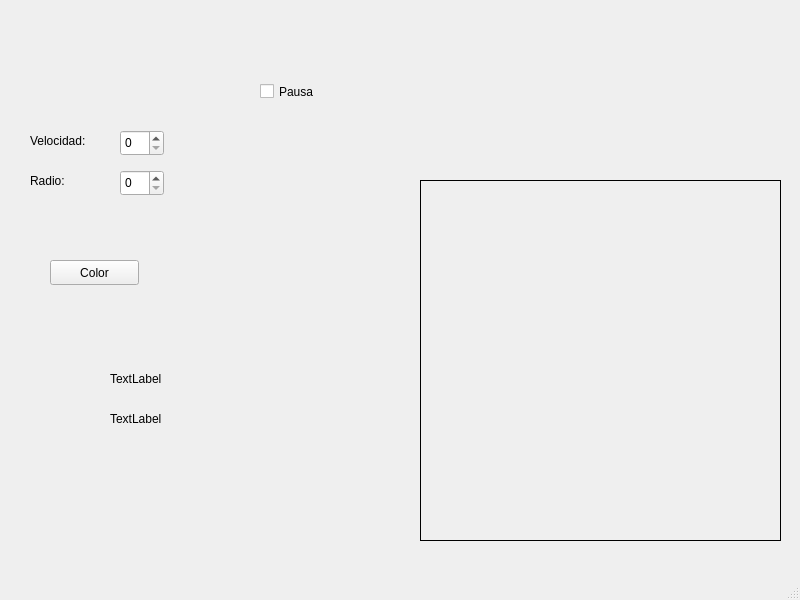
The window that task4/pl4/MainWindow.ui (OgLocGreen/implementacion_de_sistemas_de_controll) describes before a commit, drawn with Qt 5.
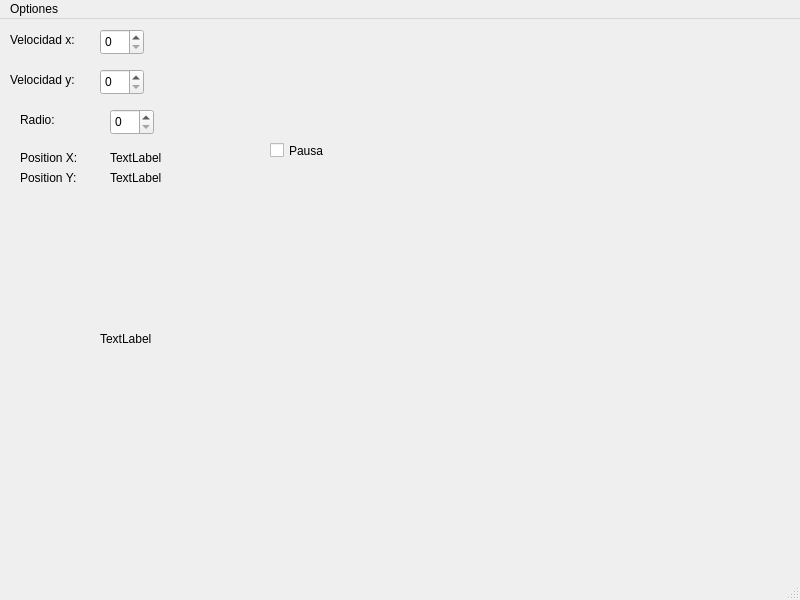
The same window after the commit. Icons and pictures are not drawn.

```diff
--- a/task4/pl4/MainWindow.ui
+++ b/task4/pl4/MainWindow.ui
@@ -17,8 +17,8 @@
    <widget class="QSpinBox" name="spinBox_velo">
     <property name="geometry">
      <rect>
-      <x>120</x>
-      <y>130</y>
+      <x>100</x>
+      <y>10</y>
       <width>44</width>
       <height>26</height>
      </rect>
@@ -27,31 +27,34 @@
    <widget class="QSpinBox" name="spinBox_radio">
     <property name="geometry">
      <rect>
-      <x>120</x>
-      <y>170</y>
+      <x>110</x>
+      <y>90</y>
       <width>44</width>
       <height>26</height>
      </rect>
     </property>
+    <property name="maximum">
+     <number>500</number>
+    </property>
    </widget>
    <widget class="QLabel" name="label_velo">
     <property name="geometry">
      <rect>
-      <x>30</x>
-      <y>130</y>
+      <x>10</x>
+      <y>10</y>
       <width>81</width>
       <height>21</height>
      </rect>
     </property>
     <property name="text">
-     <string>Velocidad: </string>
+     <string>Velocidad x: </string>
     </property>
    </widget>
    <widget class="QCheckBox" name="checkBox_pausa">
     <property name="geometry">
      <rect>
-      <x>260</x>
-      <y>80</y>
+      <x>270</x>
+      <y>120</y>
       <width>92</width>
       <height>23</height>
      </rect>
@@ -63,8 +66,8 @@
    <widget class="QLabel" name="label_radio">
     <property name="geometry">
      <rect>
-      <x>30</x>
-      <y>170</y>
+      <x>20</x>
+      <y>90</y>
       <width>81</width>
       <height>21</height>
      </rect>
@@ -73,62 +76,11 @@
      <string>Radio:</string>
     </property>
    </widget>
-   <widget class="QPushButton" name="pushButton_color">
-    <property name="geometry">
-     <rect>
-      <x>50</x>
-      <y>260</y>
-      <width>89</width>
-      <height>25</height>
-     </rect>
-    </property>
-    <property name="text">
-     <string>Color</string>
-    </property>
-   </widget>
-   <widget class="QLabel" name="label_box">
-    <property name="geometry">
-     <rect>
-      <x>420</x>
-      <y>180</y>
-      <width>361</width>
-      <height>361</height>
-     </rect>
-    </property>
-    <property name="frameShape">
-     <enum>QFrame::Box</enum>
-    </property>
-    <property name="frameShadow">
-     <enum>QFrame::Plain</enum>
-    </property>
-    <property name="text">
-     <string/>
-    </property>
-   </widget>
-   <widget class="QLabel" name="label_circle">
-    <property name="geometry">
-     <rect>
-      <x>330</x>
-      <y>190</y>
-      <width>51</width>
-      <height>51</height>
-     </rect>
-    </property>
-    <property name="frameShape">
-     <enum>QFrame::NoFrame</enum>
-    </property>
-    <property name="text">
-     <string/>
-    </property>
-    <property name="pixmap">
-     <pixmap>sunny.png</pixmap>
-    </property>
-   </widget>
    <widget class="QLabel" name="label_x">
     <property name="geometry">
      <rect>
       <x>110</x>
-      <y>370</y>
+      <y>130</y>
       <width>67</width>
       <height>17</height>
      </rect>
@@ -141,7 +93,7 @@
     <property name="geometry">
      <rect>
       <x>110</x>
-      <y>410</y>
+      <y>150</y>
       <width>67</width>
       <height>17</height>
      </rect>
@@ -150,6 +102,68 @@
      <string>TextLabel</string>
     </property>
    </widget>
+   <widget class="QLabel" name="label">
+    <property name="geometry">
+     <rect>
+      <x>20</x>
+      <y>130</y>
+      <width>81</width>
+      <height>17</height>
+     </rect>
+    </property>
+    <property name="text">
+     <string>Position X:</string>
+    </property>
+   </widget>
+   <widget class="QLabel" name="label_2">
+    <property name="geometry">
+     <rect>
+      <x>20</x>
+      <y>150</y>
+      <width>81</width>
+      <height>17</height>
+     </rect>
+    </property>
+    <property name="text">
+     <string>Position Y:</string>
+    </property>
+   </widget>
+   <widget class="QLabel" name="label_board">
+    <property name="geometry">
+     <rect>
+      <x>100</x>
+      <y>200</y>
+      <width>440</width>
+      <height>240</height>
+     </rect>
+    </property>
+    <property name="text">
+     <string>TextLabel</string>
+    </property>
+   </widget>
+   <widget class="QLabel" name="label_velo_y">
+    <property name="geometry">
+     <rect>
+      <x>10</x>
+      <y>50</y>
+      <width>81</width>
+      <height>21</height>
+     </rect>
+    </property>
+    <property name="text">
+     <string>Velocidad y: </string>
+    </property>
+   </widget>
+   <widget class="QSpinBox" name="spinBox_velo_y">
+    <property name="geometry">
+     <rect>
+      <x>100</x>
+      <y>50</y>
+      <width>44</width>
+      <height>26</height>
+     </rect>
+    </property>
+   </widget>
   </widget>
   <widget class="QMenuBar" name="menubar">
    <property name="geometry">
@@ -160,6 +174,16 @@
      <height>22</height>
     </rect>
    </property>
+   <widget class="QMenu" name="menuOptiones">
+    <property name="title">
+     <string>Optiones</string>
+    </property>
+    <addaction name="actionOpen"/>
+    <addaction name="separator"/>
+    <addaction name="actionChange_Params"/>
+    <addaction name="separator"/>
+   </widget>
+   <addaction name="menuOptiones"/>
   </widget>
   <widget class="QStatusBar" name="statusbar"/>
  </widget>
```
Left out of the diff: 14 changed lines with no effect on the pictures.
